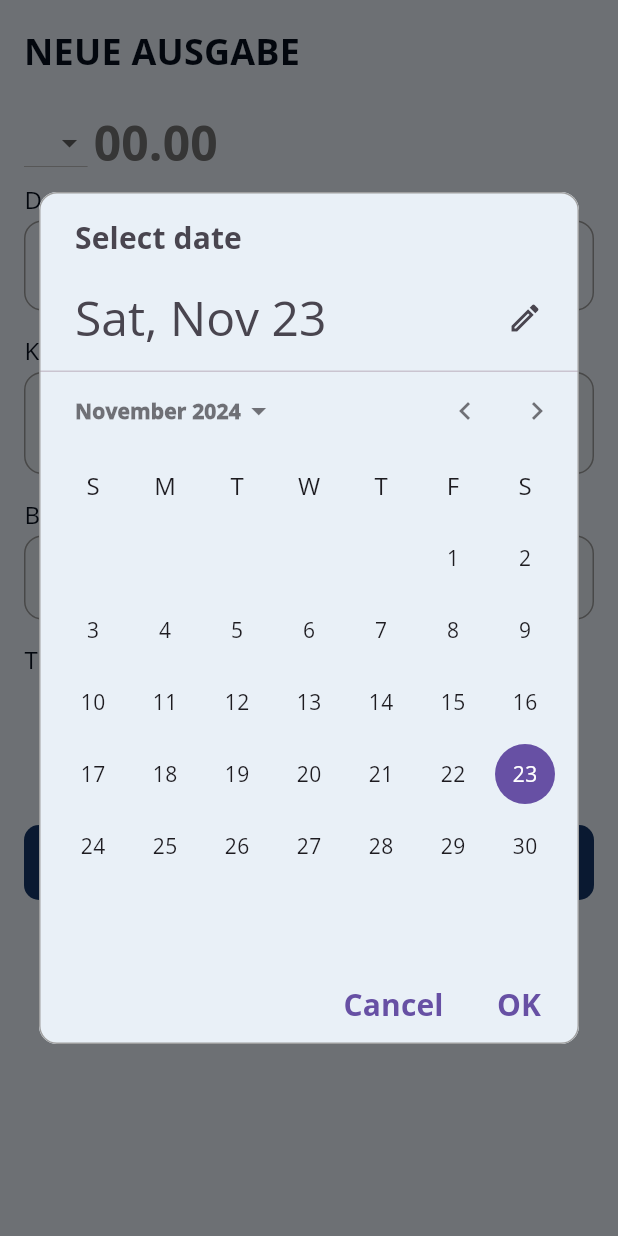
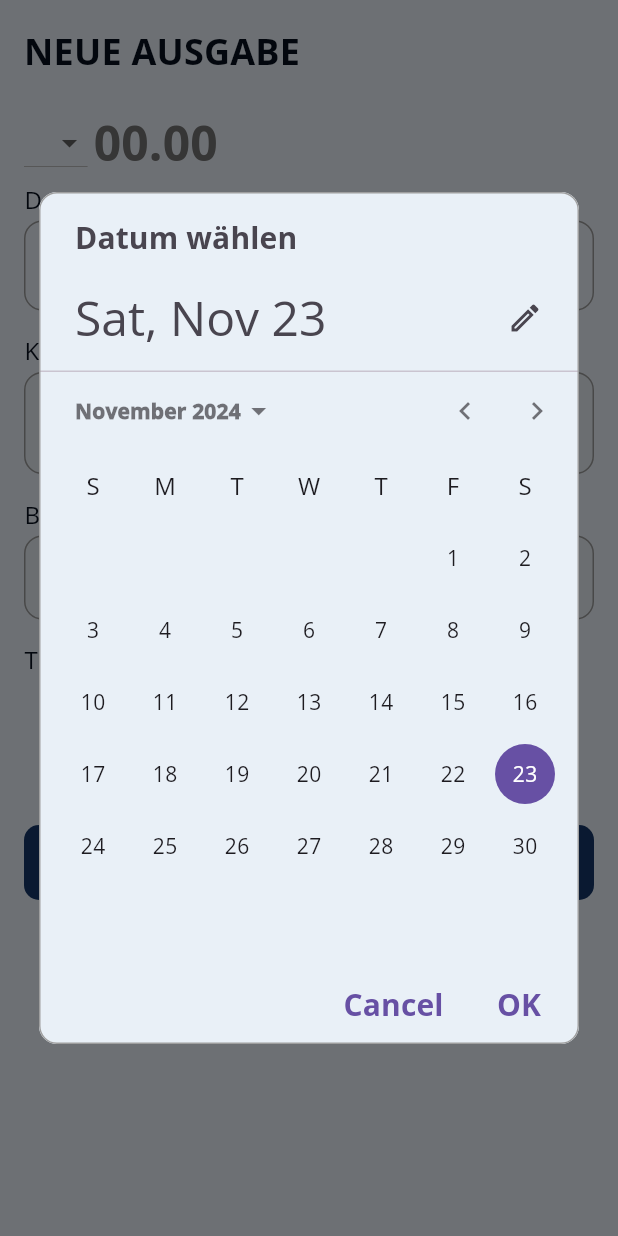
Before and after one commit to Fabianofski/equaly, a Flutter app: the NewExpenseModal widget shown alone on an empty page, opened directly with empty values, after a tap on an icon or button, on a phone screen of 412 x 824 dp. Run offline on Flutter 3.47's test engine with Material 3 defaults, Android fonts, the phone set to English and light mode, and no system bars; our stand-ins replace emoji_picker_flutter, equatable, flutter_bloc, font_awesome_flutter, image_picker; network calls fail.

Commit message:
Fix: small visual features new expense modal

```diff
--- a/lib/presentation/pages/new_expense.dart
+++ b/lib/presentation/pages/new_expense.dart
@@ -37,6 +37,7 @@ class _NewExpenseModalState extends State<NewExpenseModal> {
       initialDate: date,
       firstDate: DateTime(1999),
       lastDate: DateTime(2099),
+      helpText: "Datum wählen"
     );
     if (pickedDate != null && pickedDate != date) {
       setState(() {
@@ -90,7 +91,7 @@ class _NewExpenseModalState extends State<NewExpenseModal> {
   @override
   void initState() {
     checkedParticipants = widget.list.participants.map((p) => p.id).toList();
-    buyer = widget.list.participants.first.id;
+    buyer = widget.list.participants.firstOrNull?.id;
     currency = widget.list.currency;
     super.initState();
   }
@@ -179,7 +180,9 @@ class _NewExpenseModalState extends State<NewExpenseModal> {
             ),
             SizedBox(height: 4),
             GestureDetector(
-              onTap: () async { await selectDate(context); },
+              onTap: () async {
+                await selectDate(context);
+              },
               child: Container(
                 width: double.infinity,
                 height: 60,
@@ -196,7 +199,7 @@ class _NewExpenseModalState extends State<NewExpenseModal> {
                         DateFormat('dd.MM.yyyy').format(date),
                         style: theme.inputDecorationTheme.labelStyle,
                       ),
-                      Icon(FontAwesomeIcons.solidCalendar),
+                      Icon(FontAwesomeIcons.solidCalendarDays),
                     ],
                   ),
                 ),
@@ -274,7 +277,7 @@ class _NewExpenseModalState extends State<NewExpenseModal> {
                   child: FilledButton(
                     onPressed: () {
                       createExpense(buyer!, converted, listTitle.text,
-                          checkedParticipants, DateTime.now());
+                          checkedParticipants, date);
                     },
                     style: theme.filledButtonTheme.style,
                     child: Text(
```
Also changed, not shown: lib/presentation/components/user_profile.dart (+7 -2 lines).
